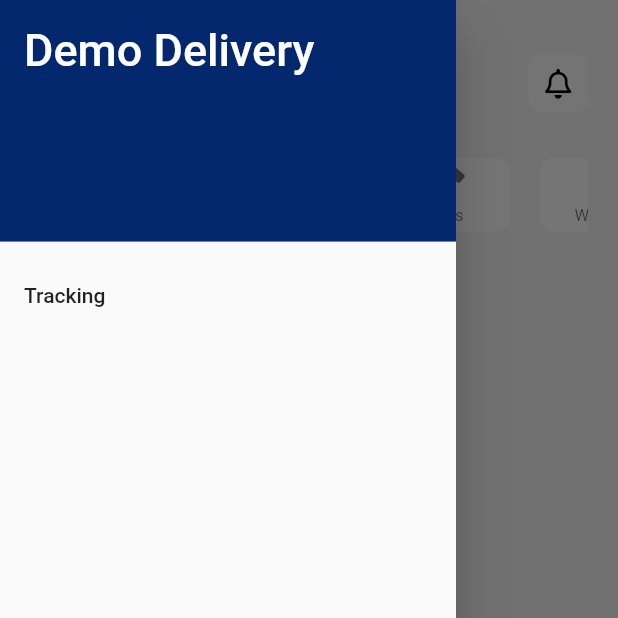
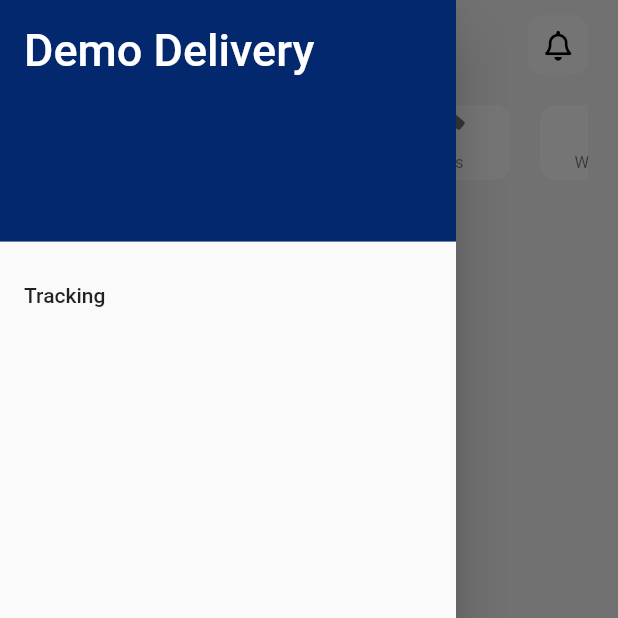
Before and after one commit to favioamarillapy/flutter_delivery, a Flutter app: the screen it shows after launch, with the side drawer open, on a phone screen of 412 x 824 dp, the top half of it. Run offline on Flutter 3.47's test engine with Material 2 defaults, Android fonts, the phone set to English and light mode, and no system bars; drawn by our look-alikes of animated_bottom_navigation_bar; our stand-ins replace auto_size_text, carousel_slider, font_awesome_flutter, google_maps_flutter, permission_handler, sqflite; missing offline and left inert: circular_reveal_animation; accounts and stored records are empty; network calls fail; Roboto replaces fonts that are missing (Arial).

```diff
--- a/lib/screens/home_screen.dart
+++ b/lib/screens/home_screen.dart
@@ -1,10 +1,12 @@
 import 'package:flutter/material.dart';
+import 'package:flutter/services.dart';
 import 'package:flutter_delivery/theme/app_theme.dart';
 import 'package:animated_bottom_navigation_bar/animated_bottom_navigation_bar.dart';
 import 'package:auto_size_text/auto_size_text.dart';
 import 'package:circular_reveal_animation/circular_reveal_animation.dart';
 import 'package:flutter_delivery/widgets/widgets.dart';
 import 'package:font_awesome_flutter/font_awesome_flutter.dart';
+import 'package:permission_handler/permission_handler.dart';
 
 class HomeScreen extends StatefulWidget {
   const HomeScreen({super.key});
@@ -35,6 +37,8 @@ class _HomeScreenState extends State<HomeScreen> with TickerProviderStateMixin {
   @override
   void initState() {
     super.initState();
+
+    _loadPermisos();
 
     _fabAnimationController = AnimationController(
       duration: const Duration(milliseconds: 500),
@@ -73,6 +77,17 @@ class _HomeScreenState extends State<HomeScreen> with TickerProviderStateMixin {
     );
   }
 
+  _loadPermisos() async {
+    Map<Permission, PermissionStatus> statuses = await [
+      Permission.location,
+    ].request();
+
+    print(statuses[Permission.location]);
+    if (statuses[Permission.location] == PermissionStatus.denied) {
+      SystemChannels.platform.invokeMethod('SystemNavigator.pop');
+    }
+  }
+
   @override
   Widget build(BuildContext context) {
     return Scaffold(
@@ -100,14 +115,15 @@ class _HomeScreenState extends State<HomeScreen> with TickerProviderStateMixin {
         ),
       ),
       extendBody: true,
-      body: Column(
+      body: SafeArea(
+        child: Column(
           children: [
-          const SizedBox(height: 15),
             const CustomAppBar(),
             const PromotionCard(),
             CategoryList(),
             ProductCard()
           ],
+        ),
       ),
       floatingActionButton: FloatingActionButton(
         child: const Icon(
--- a/lib/widgets/home_app_bar.dart
+++ b/lib/widgets/home_app_bar.dart
@@ -9,7 +9,7 @@ class CustomAppBar extends StatelessWidget {
   Widget build(BuildContext context) {
     return Container(
       width: double.infinity,
-      padding: const EdgeInsets.all(20),
+      padding: const EdgeInsets.symmetric(horizontal: 20, vertical: 10),
       child: Row(
         mainAxisAlignment: MainAxisAlignment.spaceBetween,
         children: [
```
Lines whose indentation alone changed are shown as unchanged.
